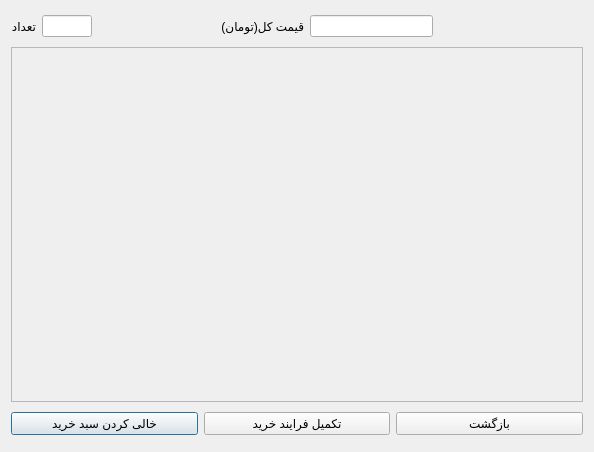
The window that menu/buylist.ui (AP-projects-4001/alsa) describes before a commit, drawn with Qt 5.
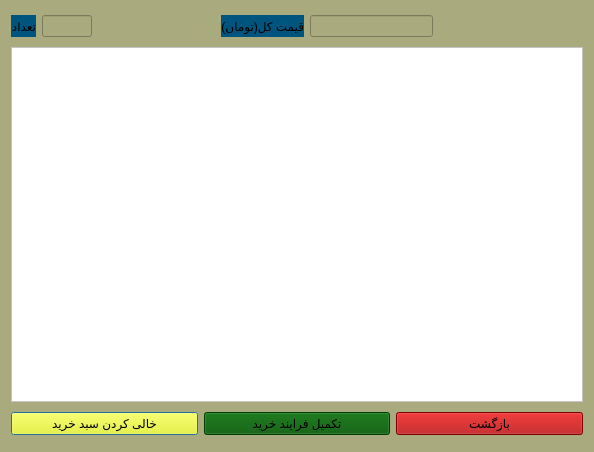
The same window after the commit. Icons and pictures are not drawn.

```diff
--- a/menu/buylist.ui
+++ b/menu/buylist.ui
@@ -19,11 +19,19 @@
   <property name="windowTitle">
    <string>Dialog</string>
   </property>
+  <property name="styleSheet">
+   <string notr="true">background-color: rgb(222, 255, 237);
+background-color: rgb(170, 170, 127);</string>
+  </property>
   <layout class="QVBoxLayout" name="verticalLayout">
    <item>
     <layout class="QHBoxLayout" name="horizontalLayout">
      <item>
       <widget class="QLabel" name="label_2">
+       <property name="styleSheet">
+        <string notr="true">background-color: rgb(0, 85, 127);
+color: rgb(0, 0, 0);</string>
+       </property>
        <property name="text">
         <string>تعداد</string>
        </property>
@@ -38,7 +46,9 @@
         </size>
        </property>
        <property name="styleSheet">
-        <string notr="true">text-align: center;</string>
+        <string notr="true">background-image: url();
+
+text-align: center;</string>
        </property>
        <property name="readOnly">
         <bool>true</bool>
@@ -60,6 +70,10 @@
      </item>
      <item>
       <widget class="QLabel" name="label">
+       <property name="styleSheet">
+        <string notr="true">background-color: rgb(0, 85, 127);
+color: rgb(0, 0, 0);</string>
+       </property>
        <property name="text">
         <string>قیمت کل(تومان)</string>
        </property>
@@ -68,7 +82,8 @@
      <item>
       <widget class="QLineEdit" name="lineEdit_2">
        <property name="styleSheet">
-        <string notr="true">text-align:center ;</string>
+        <string notr="true">background-image: url();
+text-align:center ;</string>
        </property>
        <property name="readOnly">
         <bool>true</bool>
@@ -104,6 +119,9 @@
      <property name="layoutDirection">
       <enum>Qt::LeftToRight</enum>
      </property>
+     <property name="styleSheet">
+      <string notr="true">background-color: rgb(255, 255, 255);</string>
+     </property>
      <property name="widgetResizable">
       <bool>true</bool>
      </property>
@@ -123,6 +141,10 @@
     <layout class="QHBoxLayout" name="horizontalLayout_2">
      <item>
       <widget class="QPushButton" name="pushButton_3">
+       <property name="styleSheet">
+        <string notr="true">background-color: rgb(255, 255, 0);
+color: rgb(0, 0, 0);</string>
+       </property>
        <property name="text">
         <string>خالی کردن سبد خرید</string>
        </property>
@@ -130,6 +152,10 @@
      </item>
      <item>
       <widget class="QPushButton" name="pushButton_4">
+       <property name="styleSheet">
+        <string notr="true">background-color: rgb(0, 85, 0);
+color: rgb(0, 0, 0);</string>
+       </property>
        <property name="text">
         <string>تکمیل فرایند خرید</string>
        </property>
@@ -137,6 +163,10 @@
      </item>
      <item>
       <widget class="QPushButton" name="pushButton_2">
+       <property name="styleSheet">
+        <string notr="true">background-color: rgb(170, 0, 0);
+color: rgb(0, 0, 0);</string>
+       </property>
        <property name="text">
         <string>بازگشت</string>
        </property>
```
